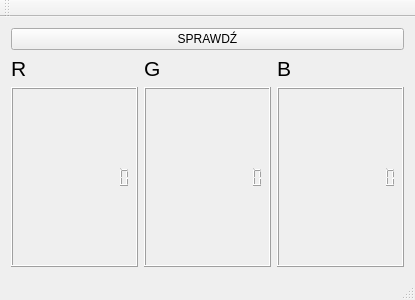
First picture: the form in mainwindow.ui, repository rekombinator/KalibratorKolorow, before the edit.
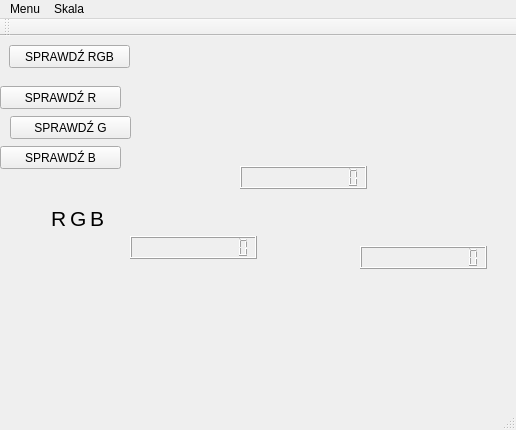
Second picture: the form after the edit.

Patch:
```diff
--- a/mainwindow.ui
+++ b/mainwindow.ui
@@ -6,28 +6,75 @@
    <rect>
     <x>0</x>
     <y>0</y>
-    <width>400</width>
-    <height>300</height>
+    <width>516</width>
+    <height>430</height>
    </rect>
   </property>
   <property name="windowTitle">
    <string>MainWindow</string>
   </property>
   <widget class="QWidget" name="centralWidget">
-   <layout class="QGridLayout" name="gridLayout">
-    <item row="0" column="0">
-     <widget class="QPushButton" name="button_sprawdz">
+   <widget class="QPushButton" name="button_RGB">
+    <property name="geometry">
+     <rect>
+      <x>9</x>
+      <y>9</y>
+      <width>121</width>
+      <height>23</height>
+     </rect>
+    </property>
       <property name="text">
-       <string>SPRAWDŹ</string>
-      </property>
-     </widget>
-    </item>
-    <item row="1" column="0">
-     <layout class="QVBoxLayout" name="verticalLayout">
-      <item>
-       <layout class="QHBoxLayout" name="horizontalLayout">
-        <item>
+     <string>SPRAWDŹ RGB</string>
+    </property>
+   </widget>
+   <widget class="QPushButton" name="button_R">
+    <property name="geometry">
+     <rect>
+      <x>0</x>
+      <y>50</y>
+      <width>121</width>
+      <height>23</height>
+     </rect>
+    </property>
+    <property name="text">
+     <string>SPRAWDŹ R</string>
+    </property>
+   </widget>
+   <widget class="QPushButton" name="button_G">
+    <property name="geometry">
+     <rect>
+      <x>10</x>
+      <y>80</y>
+      <width>121</width>
+      <height>23</height>
+     </rect>
+    </property>
+    <property name="text">
+     <string>SPRAWDŹ G</string>
+    </property>
+   </widget>
+   <widget class="QPushButton" name="button_B">
+    <property name="geometry">
+     <rect>
+      <x>0</x>
+      <y>110</y>
+      <width>121</width>
+      <height>23</height>
+     </rect>
+    </property>
+    <property name="text">
+     <string>SPRAWDŹ B</string>
+    </property>
+   </widget>
          <widget class="QLabel" name="label">
+    <property name="geometry">
+     <rect>
+      <x>51</x>
+      <y>170</y>
+      <width>16</width>
+      <height>25</height>
+     </rect>
+    </property>
           <property name="sizePolicy">
            <sizepolicy hsizetype="Preferred" vsizetype="Maximum">
             <horstretch>0</horstretch>
@@ -43,27 +90,15 @@
            <string>R</string>
           </property>
          </widget>
-        </item>
-        <item>
-         <widget class="QLabel" name="label_2">
-          <property name="sizePolicy">
-           <sizepolicy hsizetype="Preferred" vsizetype="Maximum">
-            <horstretch>0</horstretch>
-            <verstretch>0</verstretch>
-           </sizepolicy>
-          </property>
-          <property name="font">
-           <font>
-            <pointsize>16</pointsize>
-           </font>
-          </property>
-          <property name="text">
-           <string>G</string>
-          </property>
-         </widget>
-        </item>
-        <item>
          <widget class="QLabel" name="label_3">
+    <property name="geometry">
+     <rect>
+      <x>90</x>
+      <y>170</y>
+      <width>16</width>
+      <height>25</height>
+     </rect>
+    </property>
           <property name="sizePolicy">
            <sizepolicy hsizetype="Preferred" vsizetype="Maximum">
             <horstretch>0</horstretch>
@@ -79,25 +114,39 @@
            <string>B</string>
           </property>
          </widget>
-        </item>
-       </layout>
-      </item>
-      <item>
-       <layout class="QHBoxLayout" name="horizontalLayout_3">
-        <item>
+   <widget class="QLabel" name="label_2">
+    <property name="geometry">
+     <rect>
+      <x>70</x>
+      <y>170</y>
+      <width>16</width>
+      <height>25</height>
+     </rect>
+    </property>
+    <property name="sizePolicy">
+     <sizepolicy hsizetype="Preferred" vsizetype="Maximum">
+      <horstretch>0</horstretch>
+      <verstretch>0</verstretch>
+     </sizepolicy>
+    </property>
+    <property name="font">
+     <font>
+      <pointsize>16</pointsize>
+     </font>
+    </property>
+    <property name="text">
+     <string>G</string>
+    </property>
+   </widget>
          <widget class="QLCDNumber" name="lcdR">
-          <property name="font">
-           <font>
-            <pointsize>36</pointsize>
-           </font>
-          </property>
-          <property name="digitCount">
-           <number>12</number>
-          </property>
-         </widget>
-        </item>
-        <item>
-         <widget class="QLCDNumber" name="lcdG">
+    <property name="geometry">
+     <rect>
+      <x>130</x>
+      <y>200</y>
+      <width>127</width>
+      <height>23</height>
+     </rect>
+    </property>
           <property name="font">
            <font>
             <pointsize>36</pointsize>
@@ -107,9 +156,15 @@
            <number>12</number>
           </property>
          </widget>
-        </item>
-        <item>
          <widget class="QLCDNumber" name="lcdB">
+    <property name="geometry">
+     <rect>
+      <x>360</x>
+      <y>210</y>
+      <width>127</width>
+      <height>23</height>
+     </rect>
+    </property>
           <property name="font">
            <font>
             <pointsize>36</pointsize>
@@ -119,22 +174,51 @@
            <number>12</number>
           </property>
          </widget>
-        </item>
-       </layout>
-      </item>
-     </layout>
-    </item>
-   </layout>
+   <widget class="QLCDNumber" name="lcdG">
+    <property name="geometry">
+     <rect>
+      <x>240</x>
+      <y>130</y>
+      <width>127</width>
+      <height>23</height>
+     </rect>
+    </property>
+    <property name="font">
+     <font>
+      <pointsize>36</pointsize>
+     </font>
+    </property>
+    <property name="digitCount">
+     <number>12</number>
+    </property>
+   </widget>
   </widget>
   <widget class="QMenuBar" name="menuBar">
    <property name="geometry">
     <rect>
      <x>0</x>
      <y>0</y>
-     <width>400</width>
+     <width>516</width>
      <height>21</height>
     </rect>
    </property>
+   <widget class="QMenu" name="menuMenu">
+    <property name="title">
+     <string>Menu</string>
+    </property>
+    <addaction name="wlacz_led"/>
+    <addaction name="wylacz_led"/>
+   </widget>
+   <widget class="QMenu" name="menuSkala">
+    <property name="title">
+     <string>Skala</string>
+    </property>
+    <addaction name="action10kHz"/>
+    <addaction name="action100kHz"/>
+    <addaction name="action600kHz"/>
+   </widget>
+   <addaction name="menuMenu"/>
+   <addaction name="menuSkala"/>
   </widget>
   <widget class="QToolBar" name="mainToolBar">
    <attribute name="toolBarArea">
```
Left out of the diff: 25 changed lines with no effect on the pictures. Lines whose indentation alone changed are shown as unchanged.
